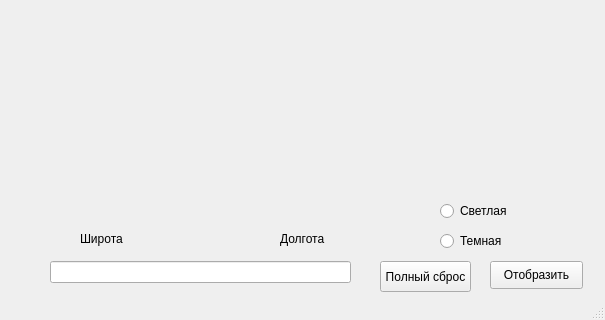
This is main_ui.ui in roman-shein/API_yandex_map as Qt 5 draws it before an edit; both pictures show x 0 to 605 and y 379 to 699 of the 605 by 699 pixel window. The edited form follows.
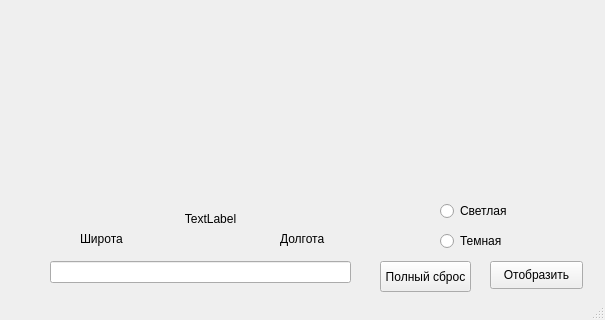
This is the edited form.

```diff
--- a/main_ui.ui
+++ b/main_ui.ui
@@ -115,6 +115,22 @@
      <string>Полный сброс</string>
     </property>
    </widget>
+   <widget class="QLabel" name="adress">
+    <property name="geometry">
+     <rect>
+      <x>0</x>
+      <y>590</y>
+      <width>421</width>
+      <height>16</height>
+     </rect>
+    </property>
+    <property name="text">
+     <string>TextLabel</string>
+    </property>
+    <property name="alignment">
+     <set>Qt::AlignCenter</set>
+    </property>
+   </widget>
   </widget>
   <widget class="QStatusBar" name="statusbar"/>
  </widget>
```
